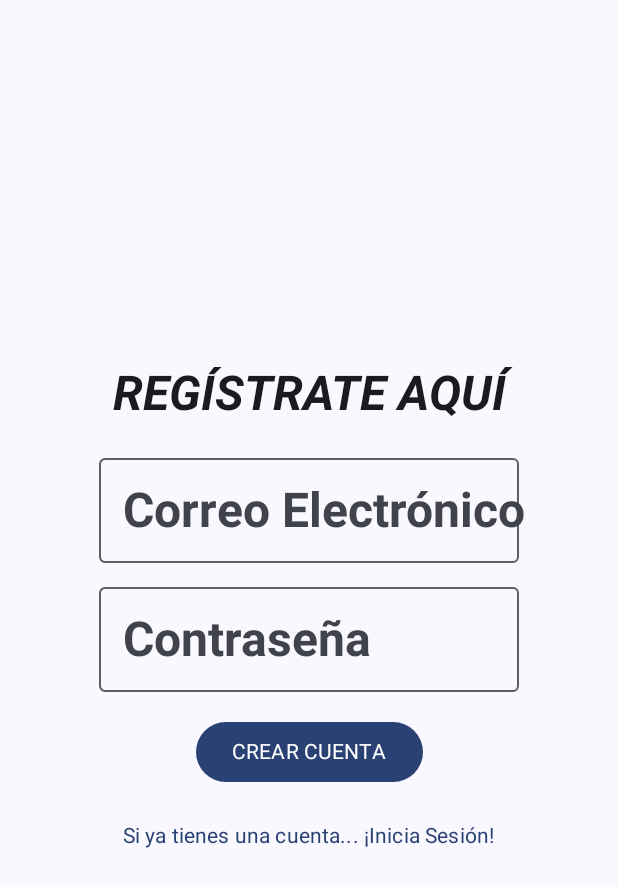
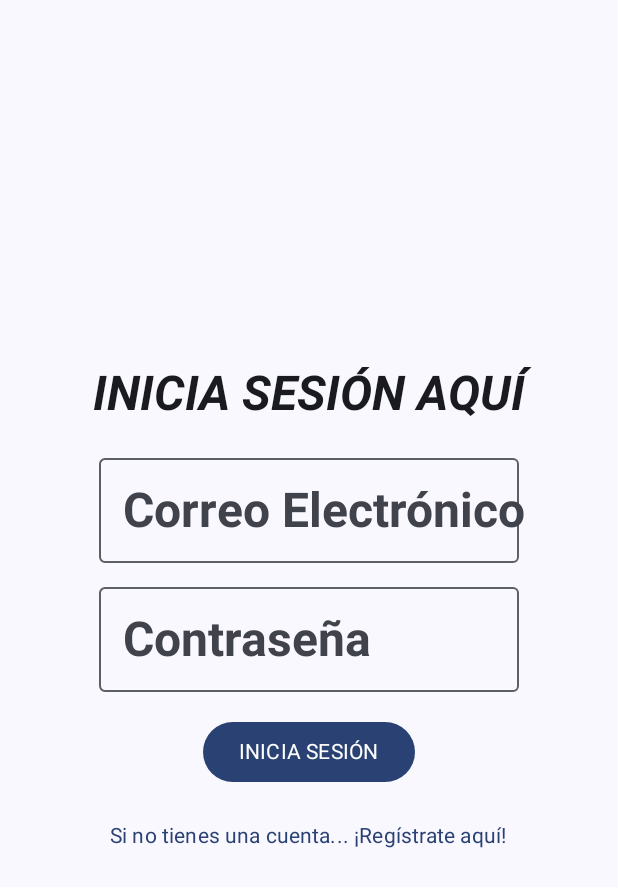
Before and after one commit to pacobarrionuevo/ProyectoMoviles, an Android app built with Jetpack Compose: the screen it shows after launch (MainActivity), on a phone screen of 412 x 824 dp. Shown: the top 887 px of the screen. Run offline under Robolectric (Android 15) with nearby library versions, the phone set to English and light mode, and no system bars; our stand-ins replace Firebase (no records; nobody signed in at launch, a user with empty details on screens opened directly), livedata-compose; Roboto replaces fonts that are not available here.

Commit message:
Login Funcionando siuuuu

```diff
--- a/AplicacionConciertos/app/src/main/java/com/example/aplicacionconciertos/AplicacionPrincipal.kt
+++ b/AplicacionConciertos/app/src/main/java/com/example/aplicacionconciertos/AplicacionPrincipal.kt
@@ -46,7 +46,7 @@ fun AplicacionPrincipal(navController: NavHostController, authViewModel: AuthVie
 
     LaunchedEffect(authState.value) {
         when(authState.value) {
-            is AuthState.Unauthenticated -> navController.navigate(RutasNavegacion.Registro.route)
+            is AuthState.Unauthenticated -> navController.navigate(RutasNavegacion.InicioSesion.route)
             else -> Unit
         }
     }
@@ -164,21 +164,6 @@ fun AplicacionPrincipal(navController: NavHostController, authViewModel: AuthVie
             Text(stringResource(id = R.string.TodosLosArtistas))
 
         }
-        Button(
-            onClick = {
-                navController.navigate(RutasNavegacion.InicioSesion.route)
-            },
-            modifier = Modifier
-                .fillMaxWidth(),
-            colors = ButtonDefaults.buttonColors(
-                containerColor = MaterialTheme.colorScheme.onPrimaryContainer,
-                contentColor = MaterialTheme.colorScheme.onPrimary
-            )
-        ) {
-            Text(stringResource(id=R.string.InicioSesion))
-
-        }
-
 
         Spacer(modifier = Modifier.height(20.dp))
 
--- a/AplicacionConciertos/app/src/main/java/com/example/aplicacionconciertos/MainActivity.kt
+++ b/AplicacionConciertos/app/src/main/java/com/example/aplicacionconciertos/MainActivity.kt
@@ -31,13 +31,13 @@ class MainActivity : ComponentActivity() {
                     color = MaterialTheme.colorScheme.background
                 ) {
                     val navController = rememberNavController()
-                    NavHost(navController = navController, startDestination = RutasNavegacion.Home.route) {
+                    NavHost(navController = navController, startDestination = RutasNavegacion.InicioSesion.route) {
                         composable(RutasNavegacion.Home.route) { AplicacionPrincipal(navController, viewModel()) }
                         composable(RutasNavegacion.SobreNosotros.route) { SobreNosotros(navController) }
                         composable(RutasNavegacion.AcercaDe.route) { AcercaDe(navController) }
                         composable(RutasNavegacion.Configuracion.route) { Configuracion(navController) }
                         composable(RutasNavegacion.Artistas.route) { ColeccionArtistas(viewModel = ViewModelArtistas(), navController)   }
-                        composable(RutasNavegacion.InicioSesion.route) { InicioSesion(navController) }
+                        composable(RutasNavegacion.InicioSesion.route) { InicioSesion(viewModel(), navController) }
                         composable(RutasNavegacion.Registro.route) {Registro(viewModel(), navController) }
                     }
                 }
--- a/AplicacionConciertos/app/src/main/java/com/example/aplicacionconciertos/auth/InicioSesion.kt
+++ b/AplicacionConciertos/app/src/main/java/com/example/aplicacionconciertos/auth/InicioSesion.kt
@@ -1,6 +1,7 @@
 package com.example.aplicacionconciertos.auth
 
 import android.util.Log
+import android.widget.Toast
 import androidx.compose.foundation.clickable
 import androidx.compose.foundation.layout.Arrangement
 import androidx.compose.foundation.layout.Column
@@ -22,59 +23,96 @@ import androidx.compose.material3.MaterialTheme
 import androidx.compose.material3.OutlinedTextField
 import androidx.compose.material3.Surface
 import androidx.compose.material3.Text
+import androidx.compose.material3.TextButton
 import androidx.compose.runtime.Composable
+import androidx.compose.runtime.LaunchedEffect
 import androidx.compose.runtime.MutableState
+import androidx.compose.runtime.getValue
+import androidx.compose.runtime.livedata.observeAsState
 import androidx.compose.runtime.mutableStateOf
 import androidx.compose.runtime.remember
 import androidx.compose.runtime.saveable.rememberSaveable
+import androidx.compose.runtime.setValue
 import androidx.compose.ui.Alignment
 import androidx.compose.ui.Modifier
+import androidx.compose.ui.platform.LocalContext
+import androidx.compose.ui.res.stringResource
 import androidx.compose.ui.text.input.KeyboardType
 import androidx.compose.ui.text.input.PasswordVisualTransformation
 import androidx.compose.ui.text.input.VisualTransformation
 import androidx.compose.ui.unit.dp
 import androidx.navigation.NavController
+import com.example.aplicacionconciertos.R
+import com.example.aplicacionconciertos.model.RutasNavegacion
+import com.example.aplicacionconciertos.viewmodel.AuthState
+import com.example.aplicacionconciertos.viewmodel.AuthViewModel
 
 @Composable
-fun InicioSesion(navController: NavController) {
-    val showLoginForm = rememberSaveable{ mutableStateOf(true) }
-    Surface (modifier = Modifier .fillMaxSize()){
-        Column (
-            horizontalAlignment = Alignment.CenterHorizontally,
-            verticalArrangement = Arrangement.Center
+fun InicioSesion(authViewModel: AuthViewModel, navController: NavController) {
+    var email by remember {mutableStateOf("")}
+    var password by remember {mutableStateOf("")}
 
+    val authState = authViewModel.authState.observeAsState()
+    val context = LocalContext.current
+
+    LaunchedEffect(authState.value) {
+        when(authState.value) {
+            is AuthState.Authenticated -> navController.navigate(RutasNavegacion.Home.route)
+            is AuthState.Error -> Toast.makeText(context, (authState.value as AuthState.Error).message, Toast.LENGTH_SHORT).show()
+            else -> Unit
+        }
+    }
+
+    Column (
+        modifier = Modifier.fillMaxSize(),
+        verticalArrangement = Arrangement.Center,
+        horizontalAlignment = Alignment.CenterHorizontally
+    ) {
+        Text(
+            text = (stringResource(id = R.string.IniciaSesion)),
+            style = MaterialTheme.typography.displayMedium
+        )
+
+        Spacer(modifier = Modifier.height(16.dp))
+
+        OutlinedTextField(
+            value = email,
+            onValueChange = {
+                email = it
+            },
+            label = {
+                Text(text = (stringResource(id = R.string.Correo)))
+            }
+        )
+
+        Spacer(modifier = Modifier.height(8.dp))
+
+        OutlinedTextField(
+            value = password,
+            onValueChange = {
+                password = it
+            },
+            label = {
+                Text(text = (stringResource(id = R.string.Contrasena)))
+            }
+        )
+
+        Spacer(modifier = Modifier.height(16.dp))
+
+        Button (onClick = {
+            authViewModel.inicioSesion(email, password)
+        },
+            enabled = authState.value != AuthState.Loading
         ) {
-            if (showLoginForm.value) {
-                Text(text = "Inicio de Sesión")
-                UserForm(isCreateAccount = false){ email,password->
-                    Log.d("AplicacionConciertos","$email $password")
-                }
-            } else {
-                Text(text = "Crear Cuenta")
-                UserForm(isCreateAccount = true){ email,password->
-                    Log.d("AplicacionConciertos","$email $password")
-                }
-            }
+            Text(text = (stringResource(id = R.string.IniciaSesionBoton)))
+        }
 
-            Spacer(modifier = Modifier.height(15.dp))
+        Spacer(modifier = Modifier.height(8.dp))
 
-            Row (horizontalArrangement = Arrangement.Center,
-                verticalAlignment = Alignment.CenterVertically) {
-
-                val text1 = if (showLoginForm.value) "¿No tienes cuenta?"
-                    else "¿Ya tienes cuenta?"
-                val text2 = if (showLoginForm.value) "Registrate"
-                    else "Inicia Sesión"
-
-            Text(text = text1)
-            Text(
-                text = text2,
-                modifier = Modifier.clickable {
-                    showLoginForm.value = !showLoginForm.value}
-                    .padding(start = 5.dp),
-                color = MaterialTheme.colorScheme.secondary
-            )
-            }
+        TextButton(onClick = {
+            navController.navigate(RutasNavegacion.Registro.route)
+        }) {
+            Text(text = stringResource(id = R.string.MensajeLogin))
         }
     }
 }
--- a/AplicacionConciertos/app/src/main/res/values/strings.xml
+++ b/AplicacionConciertos/app/src/main/res/values/strings.xml
@@ -46,4 +46,7 @@
     <string name="Contrasena">Contraseña</string>
     <string name="CrearCuenta">CREAR CUENTA</string>
     <string name="MensajeRegistro">Si ya tienes una cuenta... ¡Inicia Sesión!</string>
+    <string name="IniciaSesion">INICIA SESIÓN AQUÍ</string>
+    <string name="IniciaSesionBoton">INICIA SESIÓN</string>
+    <string name="MensajeLogin">Si no tienes una cuenta... ¡Regístrate aquí!</string>
 </resources>
```
Also changed, not shown: AplicacionConciertos/app/src/main/java/com/example/aplicacionconciertos/auth/Registro.kt (+7 -5 lines), 1 other file.
